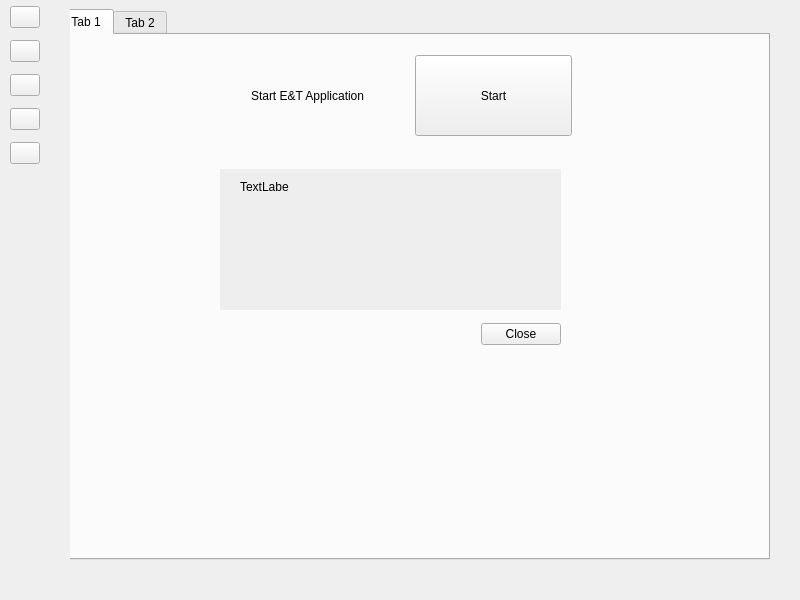
Old version of the form GUI/Navigation.ui in the repository Prof-Adrian-Mueller/Agile_Roboticsystems_Laborstrasse.
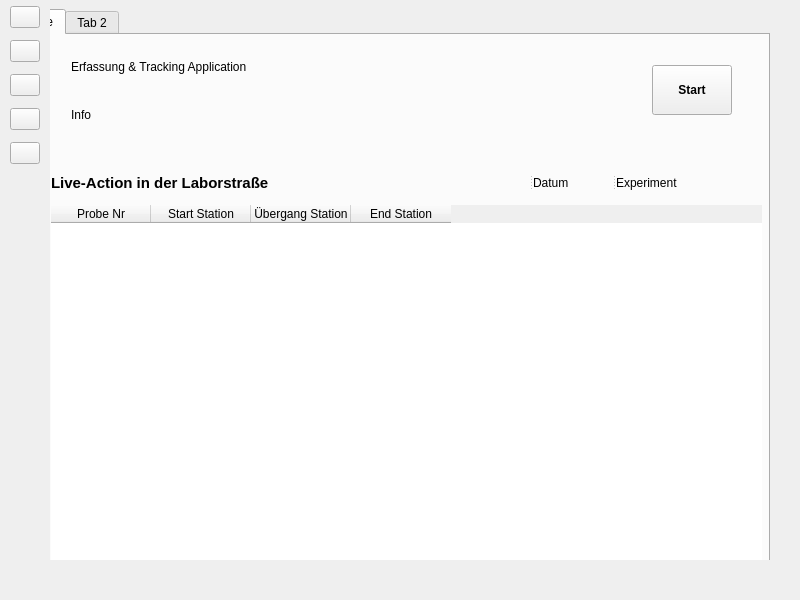
New version of the form. Icons and pictures are not drawn.

Commit message:
basic table layout for live view
- still not finished

Diff of the .ui file:
```diff
--- a/GUI/Navigation.ui
+++ b/GUI/Navigation.ui
@@ -17,10 +17,10 @@
    <widget class="QWidget" name="widget_3" native="true">
     <property name="geometry">
      <rect>
-      <x>70</x>
+      <x>50</x>
       <y>0</y>
-      <width>731</width>
-      <height>561</height>
+      <width>751</width>
+      <height>601</height>
      </rect>
     </property>
     <widget class="QStackedWidget" name="stackedWidget">
@@ -39,47 +39,211 @@
       <property name="whatsThis">
        <string>HomePage</string>
       </property>
-      <widget class="QTabWidget" name="tabWidget">
+      <widget class="QTabWidget" name="tabWidgetHome">
        <property name="geometry">
         <rect>
-         <x>10</x>
+         <x>-10</x>
          <y>0</y>
-         <width>711</width>
-         <height>551</height>
+         <width>751</width>
+         <height>591</height>
         </rect>
        </property>
+       <property name="tabShape">
+        <enum>QTabWidget::Rounded</enum>
+       </property>
        <property name="currentIndex">
         <number>0</number>
        </property>
-       <widget class="QWidget" name="tab">
+       <widget class="QWidget" name="liveViewTab">
+        <property name="font">
+         <font>
+          <bold>false</bold>
+         </font>
+        </property>
+        <property name="autoFillBackground">
+         <bool>false</bool>
+        </property>
+        <attribute name="icon">
+         <iconset resource="resources.qrc">
+          <normaloff>:/icons/img/stream.svg</normaloff>:/icons/img/stream.svg</iconset>
+        </attribute>
         <attribute name="title">
-         <string>Tab 1</string>
+         <string>Live</string>
         </attribute>
-        <widget class="QWidget" name="">
+        <widget class="QTableWidget" name="tableWidgetLiveAction">
          <property name="geometry">
           <rect>
-           <x>190</x>
-           <y>20</y>
-           <width>321</width>
-           <height>81</height>
+           <x>30</x>
+           <y>170</y>
+           <width>711</width>
+           <height>361</height>
+          </rect>
+         </property>
+         <property name="sizePolicy">
+          <sizepolicy hsizetype="Maximum" vsizetype="Maximum">
+           <horstretch>0</horstretch>
+           <verstretch>0</verstretch>
+          </sizepolicy>
+         </property>
+         <property name="frameShape">
+          <enum>QFrame::NoFrame</enum>
+         </property>
+         <property name="frameShadow">
+          <enum>QFrame::Raised</enum>
+         </property>
+         <property name="editTriggers">
+          <set>QAbstractItemView::NoEditTriggers</set>
+         </property>
+         <property name="showDropIndicator" stdset="0">
+          <bool>false</bool>
+         </property>
+         <property name="dragEnabled">
+          <bool>false</bool>
+         </property>
+         <property name="dragDropOverwriteMode">
+          <bool>false</bool>
+         </property>
+         <property name="defaultDropAction">
+          <enum>Qt::IgnoreAction</enum>
+         </property>
+         <property name="alternatingRowColors">
+          <bool>false</bool>
+         </property>
+         <property name="selectionMode">
+          <enum>QAbstractItemView::NoSelection</enum>
+         </property>
+         <property name="selectionBehavior">
+          <enum>QAbstractItemView::SelectRows</enum>
+         </property>
+         <property name="textElideMode">
+          <enum>Qt::ElideMiddle</enum>
+         </property>
+         <property name="showGrid">
+          <bool>false</bool>
+         </property>
+         <property name="gridStyle">
+          <enum>Qt::NoPen</enum>
+         </property>
+         <property name="sortingEnabled">
+          <bool>true</bool>
+         </property>
+         <property name="wordWrap">
+          <bool>false</bool>
+         </property>
+         <property name="cornerButtonEnabled">
+          <bool>false</bool>
+         </property>
+         <attribute name="horizontalHeaderCascadingSectionResizes">
+          <bool>true</bool>
+         </attribute>
+         <attribute name="verticalHeaderMinimumSectionSize">
+          <number>100</number>
+         </attribute>
+         <attribute name="verticalHeaderDefaultSectionSize">
+          <number>100</number>
+         </attribute>
+         <column>
+          <property name="text">
+           <string>Probe Nr</string>
+          </property>
+         </column>
+         <column>
+          <property name="text">
+           <string>Start Station</string>
+          </property>
+         </column>
+         <column>
+          <property name="text">
+           <string>Übergang Station</string>
+          </property>
+         </column>
+         <column>
+          <property name="text">
+           <string>End Station</string>
+          </property>
+         </column>
+        </widget>
+        <widget class="QSplitter" name="splitter">
+         <property name="geometry">
+          <rect>
+           <x>30</x>
+           <y>140</y>
+           <width>701</width>
+           <height>16</height>
+          </rect>
+         </property>
+         <property name="orientation">
+          <enum>Qt::Horizontal</enum>
+         </property>
+         <widget class="QLabel" name="label_4">
+          <property name="font">
+           <font>
+            <pointsize>11</pointsize>
+            <bold>true</bold>
+           </font>
+          </property>
+          <property name="text">
+           <string>Live-Action in der Laborstraße</string>
+          </property>
+         </widget>
+         <widget class="QLabel" name="label_7">
+          <property name="text">
+           <string>Datum</string>
+          </property>
+         </widget>
+         <widget class="QLabel" name="label_3">
+          <property name="text">
+           <string>Experiment</string>
+          </property>
+         </widget>
+        </widget>
+        <widget class="QWidget" name="layoutWidget">
+         <property name="geometry">
+          <rect>
+           <x>50</x>
+           <y>10</y>
+           <width>661</width>
+           <height>91</height>
           </rect>
          </property>
          <layout class="QHBoxLayout" name="horizontalLayout_2">
           <item>
-           <widget class="QLabel" name="label">
-            <property name="text">
-             <string>Start E&amp;T Application</string>
-            </property>
-           </widget>
+           <layout class="QVBoxLayout" name="startEntTextLayout">
+            <item>
+             <widget class="QLabel" name="label">
+              <property name="text">
+               <string>Erfassung &amp; Tracking Application</string>
+              </property>
+             </widget>
+            </item>
+            <item>
+             <widget class="QLabel" name="entInfo">
+              <property name="text">
+               <string>Info</string>
+              </property>
+             </widget>
+            </item>
+           </layout>
           </item>
           <item>
            <widget class="QPushButton" name="startEnTBtn">
             <property name="sizePolicy">
-             <sizepolicy hsizetype="Minimum" vsizetype="Minimum">
+             <sizepolicy hsizetype="Maximum" vsizetype="Maximum">
               <horstretch>0</horstretch>
               <verstretch>0</verstretch>
              </sizepolicy>
             </property>
+            <property name="minimumSize">
+             <size>
+              <width>50</width>
+              <height>50</height>
+             </size>
+            </property>
+            <property name="font">
+             <font>
+              <bold>true</bold>
+             </font>
+            </property>
             <property name="text">
              <string>Start</string>
             </property>
@@ -423,6 +587,9 @@
      </widget>
     </widget>
    </widget>
+   <zorder>modalDialogBackground</zorder>
+   <zorder>widget_3</zorder>
+   <zorder>leftNavigation</zorder>
   </widget>
  </widget>
  <resources>
```
The commit also changes 8 other files.
